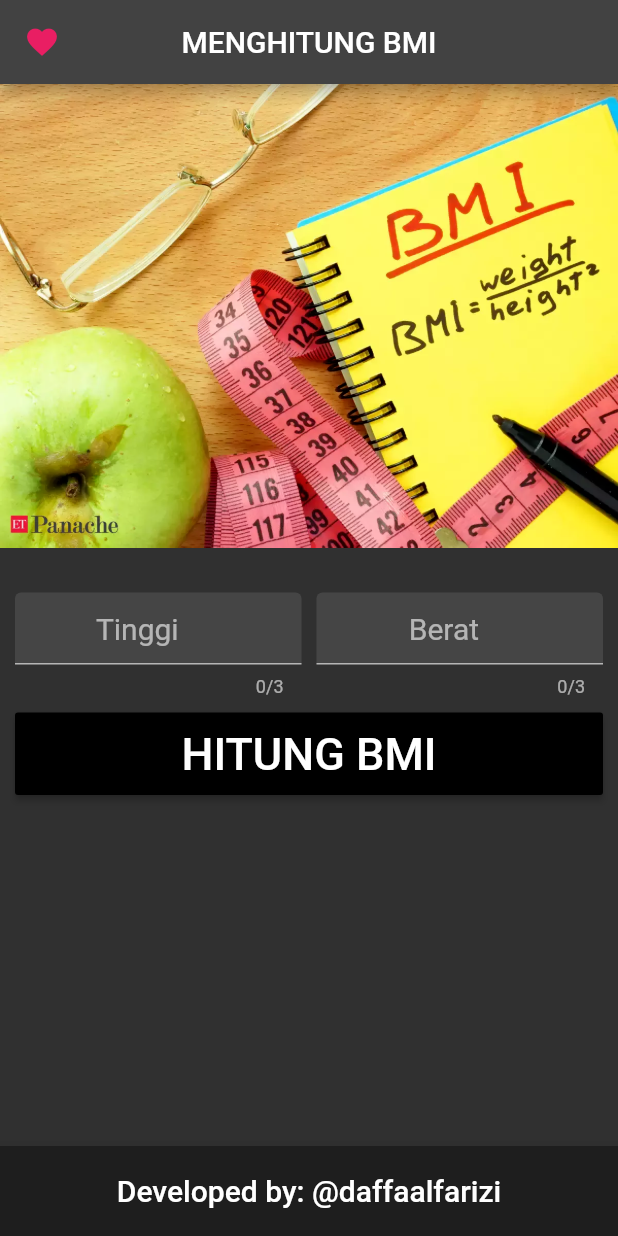
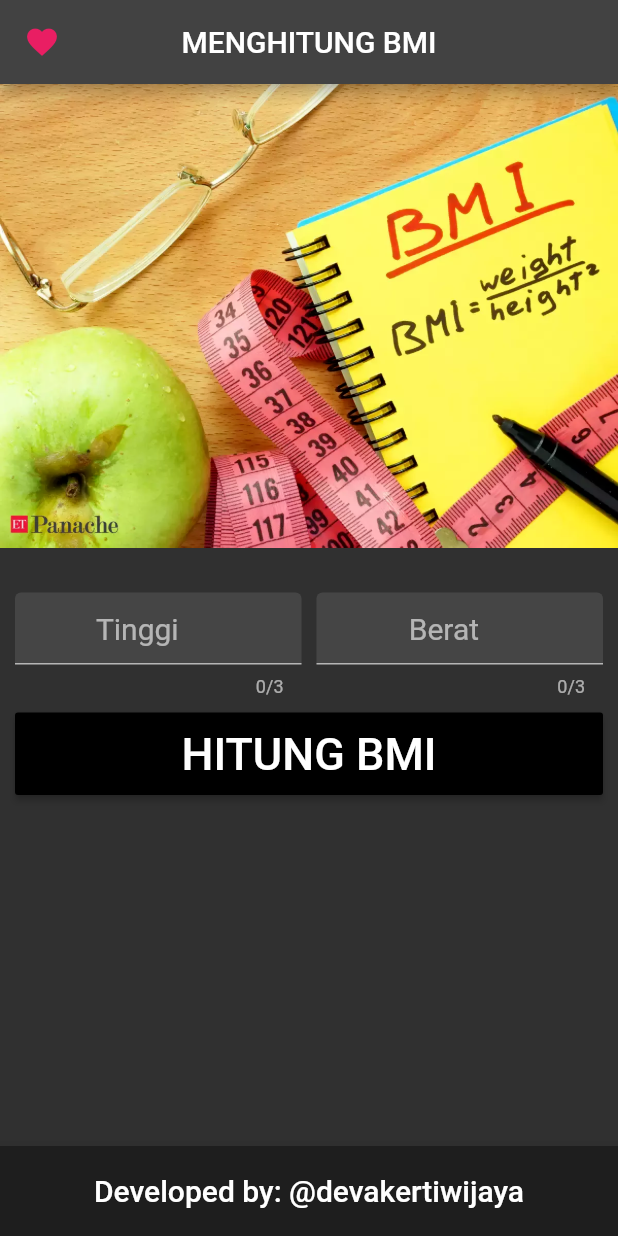
Before and after one commit to madedeva/hitung_bmi, a Flutter app: the screen it shows after launch, on a phone screen of 412 x 824 dp. Run offline on Flutter 3.47's test engine with Material 2 defaults, Android fonts, the phone set to English and light mode, and no system bars.

Commit message:
first commit

```diff
--- a/lib/bmi.dart
+++ b/lib/bmi.dart
@@ -116,7 +116,7 @@ class _InputBMIState extends State<InputBMI> {
           color: Colors.black54,
           alignment: Alignment.center,
           child: const Text(
-            'Developed by: @daffaalfarizi',
+            'Developed by: @devakertiwijaya',
             style: TextStyle(
                 fontSize: 20, fontWeight: FontWeight.w500, color: Colors.white),
           ),
--- a/lib/main.dart
+++ b/lib/main.dart
@@ -2,6 +2,7 @@ import 'package:flutter/material.dart';
 import 'bmi.dart';
 
 void main() => runApp(MaterialApp(
+      debugShowCheckedModeBanner: false,
       theme: ThemeData.dark(),
       home: const InputBMI(),
     ));
```
